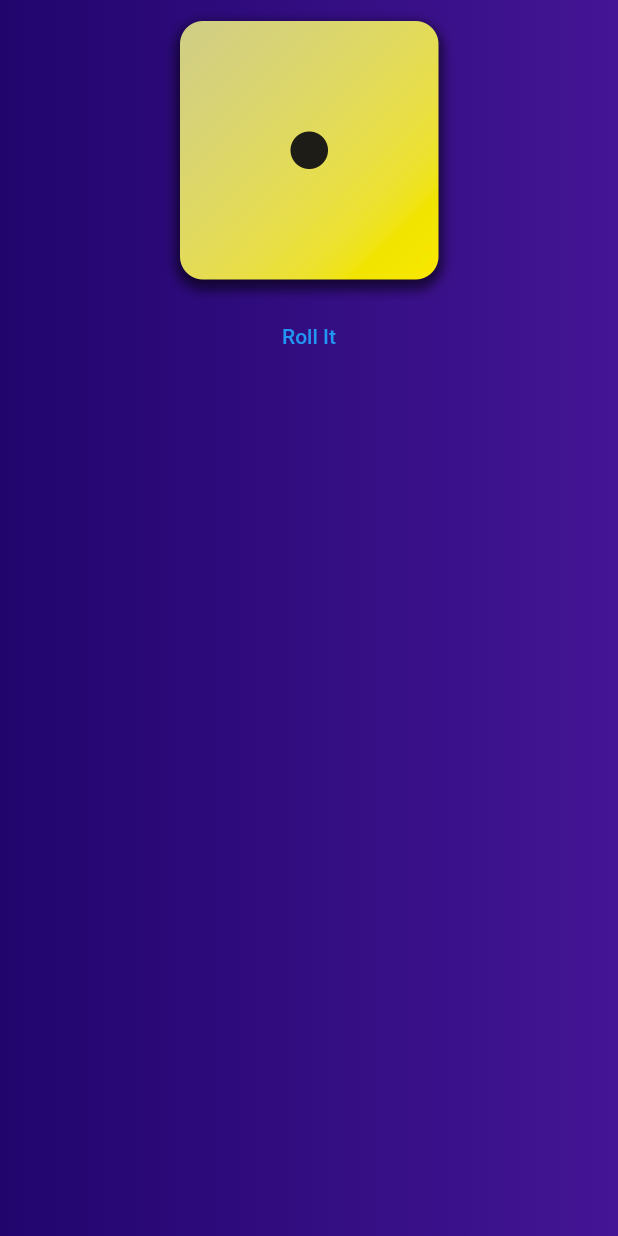
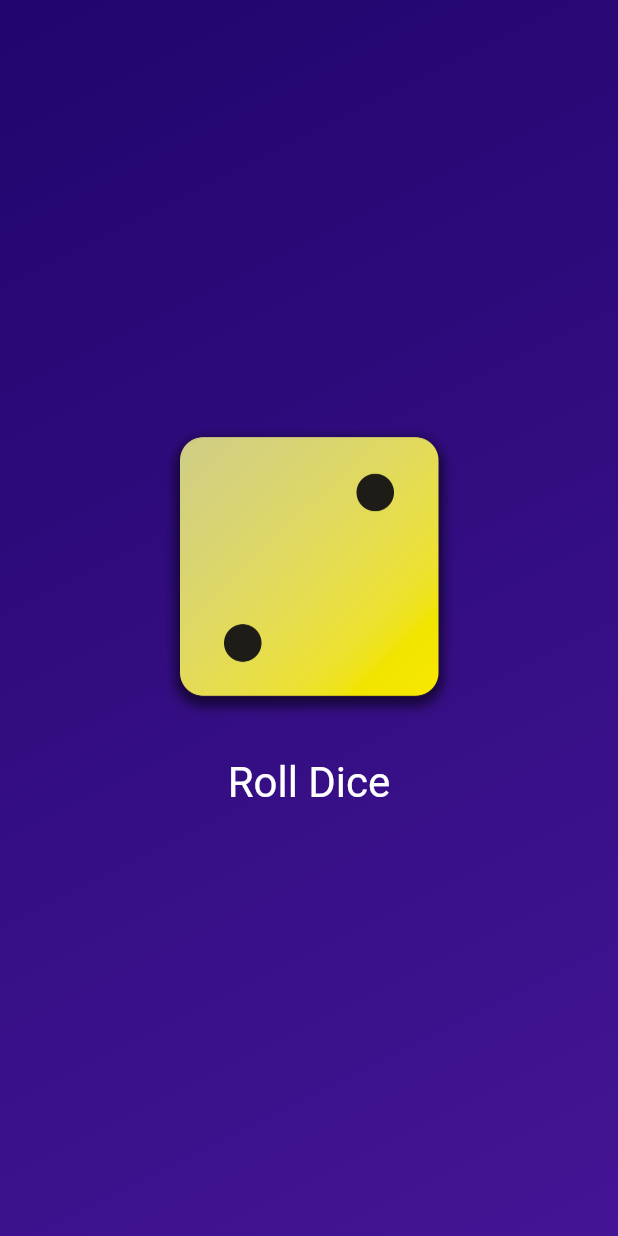
Before and after one commit to YOGESHnick/Dice_Flutter, a Flutter app: the screen it shows after launch, on a phone screen of 412 x 824 dp. Run offline on Flutter 3.47's test engine with Material 2 defaults, Android fonts, the phone set to English and light mode, and no system bars.

Commit message:
Adding dice_roller to seperate statefull and stateless widgets

```diff
--- /dev/null
+++ b/lib/dice_roller.dart
@@ -0,0 +1,47 @@
+import 'package:flutter/material.dart';
+
+class DiceRoller extends StatefulWidget {
+  const DiceRoller({super.key});
+
+  @override
+  State<DiceRoller> createState() {
+    return _DiceRollerState();
+  }
+}
+
+class _DiceRollerState extends State<DiceRoller> {
+  var activeDiceImage = 'assets/images/dice-2.png';
+
+  void rollDice() {
+    setState(() {
+      activeDiceImage = 'assets/images/dice-4.png';
+    });
+  }
+
+  @override
+  Widget build(context) {
+    return Column(
+      mainAxisSize: MainAxisSize.min,
+      children: [
+        Image.asset(
+          activeDiceImage,
+          width: 200,
+        ),
+        const SizedBox(height: 20),
+        TextButton(
+          onPressed: rollDice,
+          style: TextButton.styleFrom(
+            // padding: const EdgeInsets.only(
+            //   top: 20,
+            // ),
+            foregroundColor: Colors.white,
+            textStyle: const TextStyle(
+              fontSize: 28,
+            ),
+          ),
+          child: const Text('Roll Dice'),
+        )
+      ],
+    );
+  }
+}
--- a/lib/gradient_container.dart
+++ b/lib/gradient_container.dart
@@ -1,62 +1,54 @@
 import 'package:flutter/material.dart';
+import 'package:f_app_1/dice_roller.dart';
 // import 'package:f_app_1/styled_text.dart';
 
-const  startAlignment=Alignment.topLeft;
-const endAlignment=Alignment.topRight;
+const startAlignment = Alignment.topLeft;
+const endAlignment = Alignment.bottomRight;
 
+class GradientContainer extends StatelessWidget {
+  const GradientContainer(this.color1, this.color2, {super.key});
 
-class GradientContainer extends StatelessWidget{
-  // GradientContainer({key}):super(key:key); //the constructor needs a named argument 'key' , which is passed to super's key argument
-  // alternative to previous line :      ---- named arguments are to be obtained inside '{}'
+  const GradientContainer.purple({super.key})
+      : color1 = Colors.deepPurple,
+        color2 = Colors.indigo;
 
-  const GradientContainer(this.color1, this.color2 ,{super.key});
   final Color color1;
   final Color color2;
 
-  void rollDice(){
-
-  }
-
   @override
-  Widget build(context){
+  Widget build(context) {
     return Container(
-        decoration: BoxDecoration(
-          gradient: LinearGradient(
-            colors:[color1,color2],
-             begin: startAlignment,
-             end:endAlignment,
-          ),
+      decoration: BoxDecoration(
+        gradient: LinearGradient(
+          colors: [color1, color2],
+          begin: startAlignment,
+          end: endAlignment,
         ),
-        child: Center(
-          child:Column(
-            children:[
-              Image.asset("assets/images/dice-1.png",
-              width: 200,
-              ),
-              TextButton(onPressed: rollDice, child: Text('Roll It')),
-          ],)
+      ),
+      child: Center(
+        child: DiceRoller(),
       ),
     );
   }
 }
 
-// class GradientContainer extends StatelessWidget{
-//   // GradientContainer({key}):super(key:key); //the constructor needs a named argument 'key' , which is passed to super's key argument
-//   // alternative to previous line :      ---- named arguments are to be obtained inside '{}'
-//   const GradientContainer({super.key , required this.colors});
+// class GradientContainer extends StatelessWidget {
+//   const GradientContainer({super.key, required this.colors});
+
 //   final List<Color> colors;
+
 //   @override
-//   Widget build(context){
+//   Widget build(context) {
 //     return Container(
-//         decoration: BoxDecoration(
-//           gradient: LinearGradient(
-//             colors:colors,
-//              begin: startAlignment,
-//              end:endAlignment,
-//           ),
+//       decoration: BoxDecoration(
+//         gradient: LinearGradient(
+//           colors: colors,
+//           begin: startAlignment,
+//           end: endAlignment,
 //         ),
-//         child: const Center(
-//           child:StyledText('Hi')
+//       ),
+//       child: const Center(
+//         child: StyledText('Hello World!'),
 //       ),
 //     );
 //   }
--- a/lib/styled_text.dart
+++ b/lib/styled_text.dart
@@ -1,18 +1,18 @@
 import 'package:flutter/material.dart';
 
-class StyledText extends StatelessWidget{
-  const StyledText(this.text ,{super.key});  //this.text stores the the first argument in the class variable 'text' (int next Line)
+class StyledText extends StatelessWidget {
+  const StyledText(this.text, {super.key});
 
   final String text;
 
   @override
-  Widget build(context){
+  Widget build(context) {
     return Text(
-          text,
-          style:const TextStyle(
-          color: Colors.white,
-          fontSize: 28,
-        ),
+      text,
+      style: const TextStyle(
+        color: Colors.white,
+        fontSize: 28,
+      ),
     );
   }
 }
```
Also changed, not shown: lib/main.dart (+9 -6 lines).
